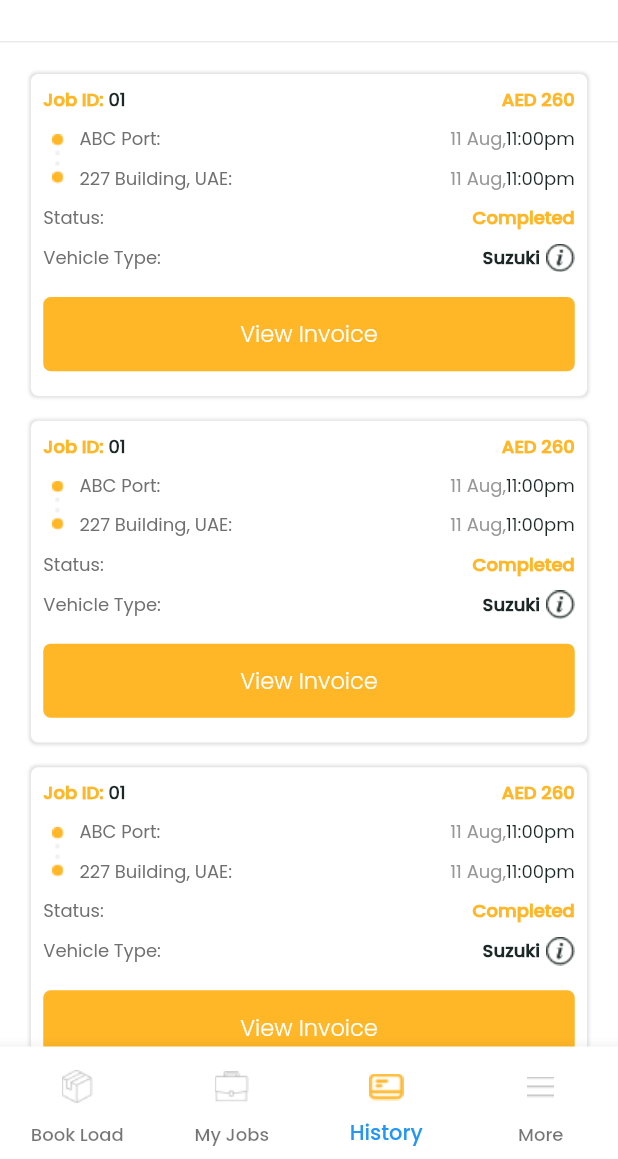
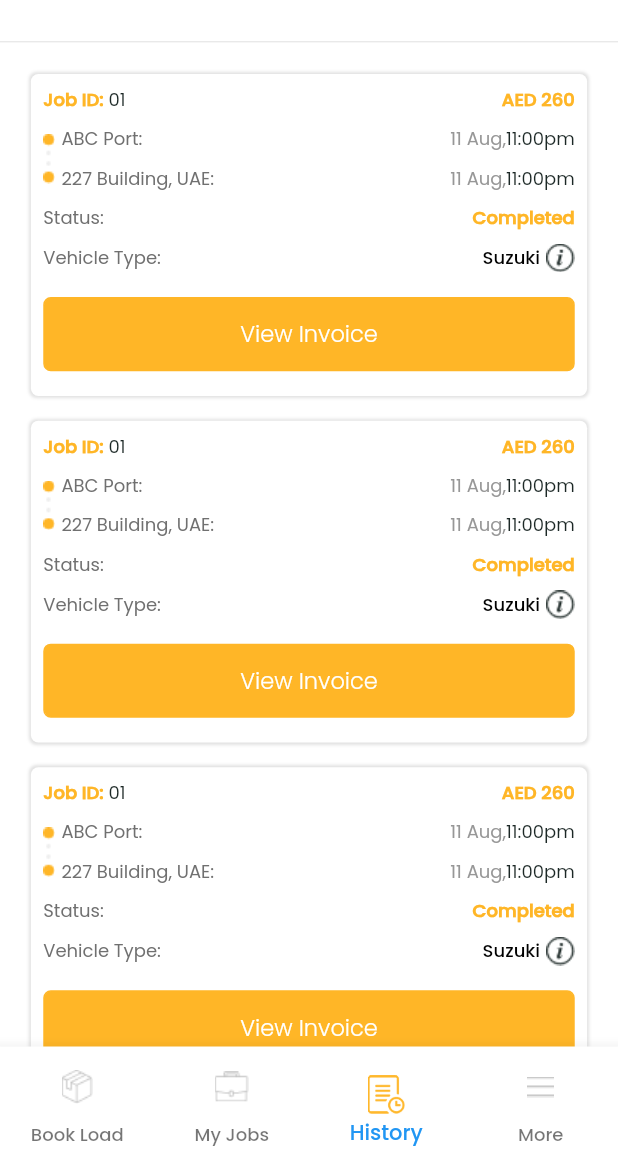
Before and after one commit to muhammadrizwaan/dummy_studio, a Flutter app: the BottomTab screen opened by its route, item 3 of the bottom bar chosen, on a phone screen of 412 x 824 dp, the part 77-1236 px from its top. Run offline on Flutter 3.47's test engine with Material 2 defaults, Android fonts, the phone set to English and light mode, and no system bars; our stand-ins replace dio, dotted_border, fluttericon, font_awesome_flutter, google_maps_flutter, location and 3 more; accounts and stored records are empty.

Commit message:
- Coupon code icon updated - History icon updated - Sign up button text updated - My jobs screen updated - History screen updated

```diff
--- a/lib/screens/bottomTab/bottom_tab.dart
+++ b/lib/screens/bottomTab/bottom_tab.dart
@@ -105,12 +105,15 @@ class _BottomTabState extends State<BottomTab> {
                 )),
             BottomNavigationBarItem(
                 icon: GestureDetector(
-                  child: Image.asset(
-                    Assets.transactionIcon,
-                    height: 40,
-                    width: 50,
-                    color:
-                        _currentIndex == 2 ? AppColors.yellow : AppColors.grey,
+                  child: Container(
+                    margin: EdgeInsets.only(top: 10),
+                    child: Image.asset(
+                      Assets.transactionIcon,
+                      height: 30,
+                      width: 25,
+                      color:
+                          _currentIndex == 2 ? AppColors.yellow : AppColors.grey,
+                    ),
                   ),
                 ),
                 title: Text(
--- a/lib/screens/bottomTab/pages/history/history_components.dart
+++ b/lib/screens/bottomTab/pages/history/history_components.dart
@@ -51,7 +51,8 @@ class HistoryComponents{
                         fontSize: 12,
                         fontFamily: Assets.poppinsMedium,
                         color: AppColors.yellow,
-                        fontWeight: FontWeight.bold),
+                        fontWeight: FontWeight.bold
+                    ),
                   ),
                   Text(
                     jobDetail,
@@ -59,7 +60,8 @@ class HistoryComponents{
                         fontSize: 12,
                         fontFamily: Assets.poppinsRegular,
                         color: AppColors.colorBlack,
-                        fontWeight: FontWeight.bold),
+                        // fontWeight: FontWeight.bold
+                    ),
                   ),
                 ],
               ),
@@ -84,8 +86,6 @@ class HistoryComponents{
                   children: [
                     Image(
                       image: AssetImage(Assets.df_pk_job),
-                      height: 40,
-                      width: 20,
                     ),
                     SizedBox(
                       width: AppSizes.width * 0.01,
@@ -168,27 +168,6 @@ class HistoryComponents{
                         ),
                       ],
                     )
-                    // Text(
-                    //   startDate,
-                    //   style: TextStyle(
-                    //     fontSize: 12,
-                    //     fontFamily: Assets.poppinsRegular,
-                    //     color: AppColors.colorBlack,
-                    //     // fontWeight: FontWeight.bold
-                    //   ),
-                    // ),
-                    // SizedBox(
-                    //   height: AppSizes.height * 0.01,
-                    // ),
-                    // Text(
-                    //   endDate,
-                    //   style: TextStyle(
-                    //     fontSize: 12,
-                    //     fontFamily: Assets.poppinsRegular,
-                    //     color: AppColors.colorBlack,
-                    //     // fontWeight: FontWeight.bold
-                    //   ),
-                    // ),
                   ],
                 )
               ],
@@ -237,10 +216,10 @@ class HistoryComponents{
                   Text(
                     'Suzuki',
                     style: TextStyle(
-                        fontSize: 12,
-                        fontFamily: Assets.poppinsMedium,
-                        color: AppColors.colorBlack,
-                        fontWeight: FontWeight.bold),
+                      fontSize: 12,
+                      fontFamily: Assets.poppinsMedium,
+                      color: Colors.black,
+                    ),
                   ),
                   SizedBox(
                     width: AppSizes.width * 0.01,
--- a/lib/screens/signup/sign_up.dart
+++ b/lib/screens/signup/sign_up.dart
@@ -109,7 +109,7 @@ class _SignUPState extends State<SignUP> {
                           _getTermsAndCondition(),
                           SizedBox(height: AppSizes.height * 0.01),
                           CommonWidgets.getBottomButton(
-                            text: "SIGN UP",
+                            text: "Sign up",
                             onPress: () {
                               _alertDialogueContainer();
                             },
--- a/lib/widgets/common_widgets.dart
+++ b/lib/widgets/common_widgets.dart
@@ -446,7 +446,7 @@ class CommonWidgets {
       @required TextEditingController textEditingController,
       @required String hintText}) {
     return Container(
-        height: AppSizes.height * 0.06,
+        height: AppSizes.height * 0.07,
         width: AppSizes.width,
         padding: EdgeInsets.symmetric(horizontal: AppSizes.width * 0.02),
         decoration: BoxDecoration(
```
Also changed, not shown: lib/screens/bottomTab/pages/my_jobs/my_jobs_components.dart (+5 -8 lines), assets/png/coupon_icon.png, assets/png/transaction_icon.png.
